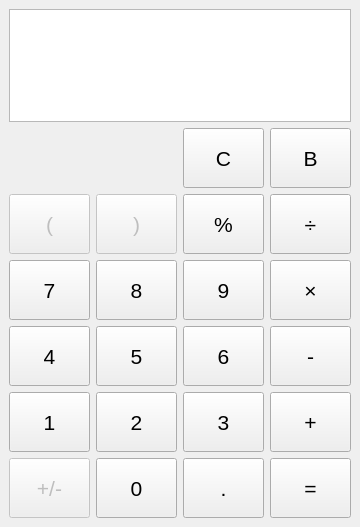
fishdivinity/calculator, file mainwindow.ui: the form before one commit.
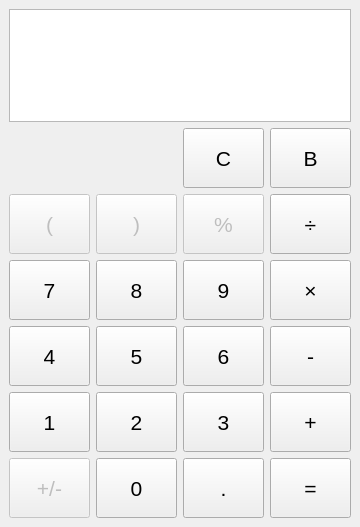
The form after the commit.

What changed in the file:
```diff
--- a/mainwindow.ui
+++ b/mainwindow.ui
@@ -101,6 +101,9 @@
       </item>
       <item row="1" column="2">
        <widget class="QPushButton" name="complementationButton">
+        <property name="enabled">
+         <bool>false</bool>
+        </property>
         <property name="minimumSize">
          <size>
           <width>80</width>
```
